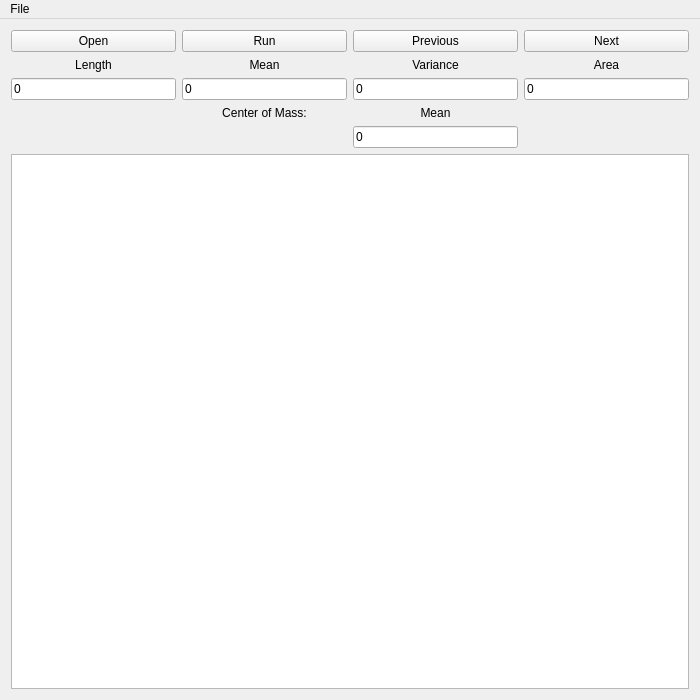
Qt form RegionTracking/mainwindow.ui (faisalbadran/493_Project) before a commit.
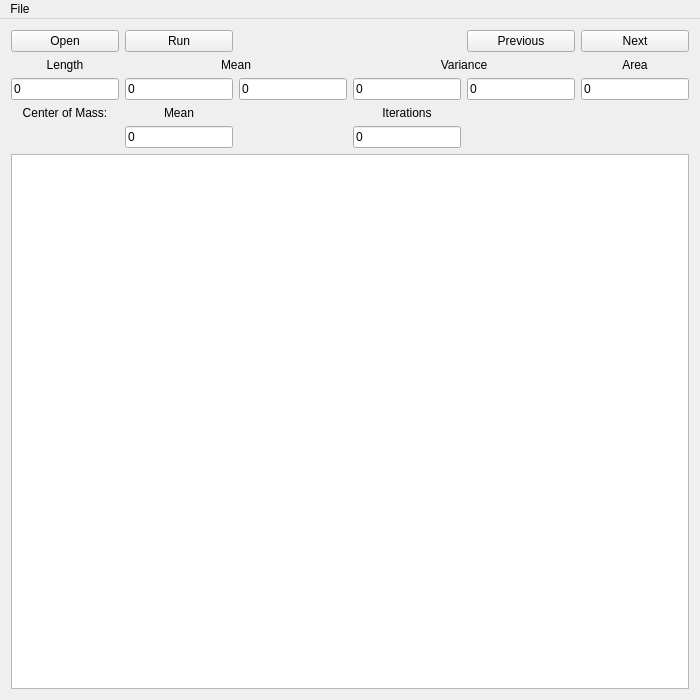
The same form after that commit.

```diff
--- a/RegionTracking/mainwindow.ui
+++ b/RegionTracking/mainwindow.ui
@@ -23,30 +23,30 @@
       <property name="topMargin">
        <number>0</number>
       </property>
-      <item row="2" column="0">
-       <widget class="QLabel" name="length_label">
+      <item row="2" column="1" colspan="2">
+       <widget class="QLabel" name="mean_label">
         <property name="text">
-         <string>Length</string>
+         <string>Mean</string>
         </property>
         <property name="alignment">
          <set>Qt::AlignCenter</set>
         </property>
        </widget>
       </item>
+      <item row="3" column="2">
+       <widget class="QLineEdit" name="mean_outside_edit">
+        <property name="text">
+         <string>0</string>
+        </property>
+       </widget>
+      </item>
       <item row="3" column="1">
-       <widget class="QLineEdit" name="mean_edit">
+       <widget class="QLineEdit" name="mean_inside_edit">
         <property name="text">
          <string>0</string>
         </property>
        </widget>
       </item>
-      <item row="1" column="3">
-       <widget class="QPushButton" name="next_button">
-        <property name="text">
-         <string>Next</string>
-        </property>
-       </widget>
-      </item>
       <item row="1" column="0">
        <widget class="QPushButton" name="open_button">
         <property name="text">
@@ -54,30 +54,10 @@
         </property>
        </widget>
       </item>
-      <item row="6" column="0" colspan="4">
-       <widget class="QGraphicsView" name="graphicsView"/>
-      </item>
-      <item row="1" column="2">
-       <widget class="QPushButton" name="previous_button">
+      <item row="1" column="5">
+       <widget class="QPushButton" name="next_button">
         <property name="text">
-         <string>Previous</string>
-        </property>
-       </widget>
-      </item>
-      <item row="2" column="2">
-       <widget class="QLabel" name="variance_label">
-        <property name="text">
-         <string>Variance</string>
-        </property>
-        <property name="alignment">
-         <set>Qt::AlignCenter</set>
-        </property>
-       </widget>
-      </item>
-      <item row="3" column="0">
-       <widget class="QLineEdit" name="length_edit">
-        <property name="text">
-         <string>0</string>
+         <string>Next</string>
         </property>
        </widget>
       </item>
@@ -88,24 +68,75 @@
         </property>
        </widget>
       </item>
-      <item row="2" column="1">
-       <widget class="QLabel" name="mean_label">
+      <item row="3" column="0">
+       <widget class="QLineEdit" name="length_edit">
         <property name="text">
-         <string>Mean</string>
+         <string>0</string>
         </property>
+       </widget>
+      </item>
+      <item row="6" column="0" colspan="6">
+       <widget class="QGraphicsView" name="graphicsView"/>
+      </item>
+      <item row="2" column="0">
+       <widget class="QLabel" name="length_label">
+        <property name="text">
+         <string>Length</string>
+        </property>
         <property name="alignment">
          <set>Qt::AlignCenter</set>
         </property>
        </widget>
       </item>
-      <item row="3" column="2">
-       <widget class="QLineEdit" name="variance_edit">
+      <item row="3" column="3">
+       <widget class="QLineEdit" name="variance_inside_edit">
         <property name="text">
          <string>0</string>
         </property>
        </widget>
       </item>
-      <item row="4" column="1">
+      <item row="2" column="5">
+       <widget class="QLabel" name="area_label">
+        <property name="text">
+         <string>Area</string>
+        </property>
+        <property name="alignment">
+         <set>Qt::AlignCenter</set>
+        </property>
+       </widget>
+      </item>
+      <item row="3" column="5">
+       <widget class="QLineEdit" name="area_edit">
+        <property name="text">
+         <string>0</string>
+        </property>
+       </widget>
+      </item>
+      <item row="3" column="4">
+       <widget class="QLineEdit" name="variance_outside_edit">
+        <property name="text">
+         <string>0</string>
+        </property>
+       </widget>
+      </item>
+      <item row="2" column="3" colspan="2">
+       <widget class="QLabel" name="variance_label">
+        <property name="text">
+         <string>Variance</string>
+        </property>
+        <property name="alignment">
+         <set>Qt::AlignCenter</set>
+        </property>
+       </widget>
+      </item>
+      <item row="1" column="4">
+       <widget class="QPushButton" name="previous_button">
+        <property name="text">
+         <string>Previous</string>
+        </property>
+       </widget>
+      </item>
+      <item row="4" column="0">
        <widget class="QLabel" name="com_title_label">
         <property name="text">
          <string>Center of Mass:</string>
@@ -115,7 +146,7 @@
         </property>
        </widget>
       </item>
-      <item row="4" column="2">
+      <item row="4" column="1">
        <widget class="QLabel" name="com_label">
         <property name="text">
          <string>Mean</string>
@@ -125,24 +156,24 @@
         </property>
        </widget>
       </item>
-      <item row="5" column="2">
+      <item row="5" column="1">
        <widget class="QLineEdit" name="com_edit">
         <property name="text">
          <string>0</string>
         </property>
        </widget>
       </item>
-      <item row="3" column="3">
-       <widget class="QLineEdit" name="area_edit">
+      <item row="5" column="3">
+       <widget class="QLineEdit" name="iterations_edit">
         <property name="text">
          <string>0</string>
         </property>
        </widget>
       </item>
-      <item row="2" column="3">
-       <widget class="QLabel" name="area_label">
+      <item row="4" column="3">
+       <widget class="QLabel" name="label">
         <property name="text">
-         <string>Area</string>
+         <string>Iterations</string>
         </property>
         <property name="alignment">
          <set>Qt::AlignCenter</set>
```
